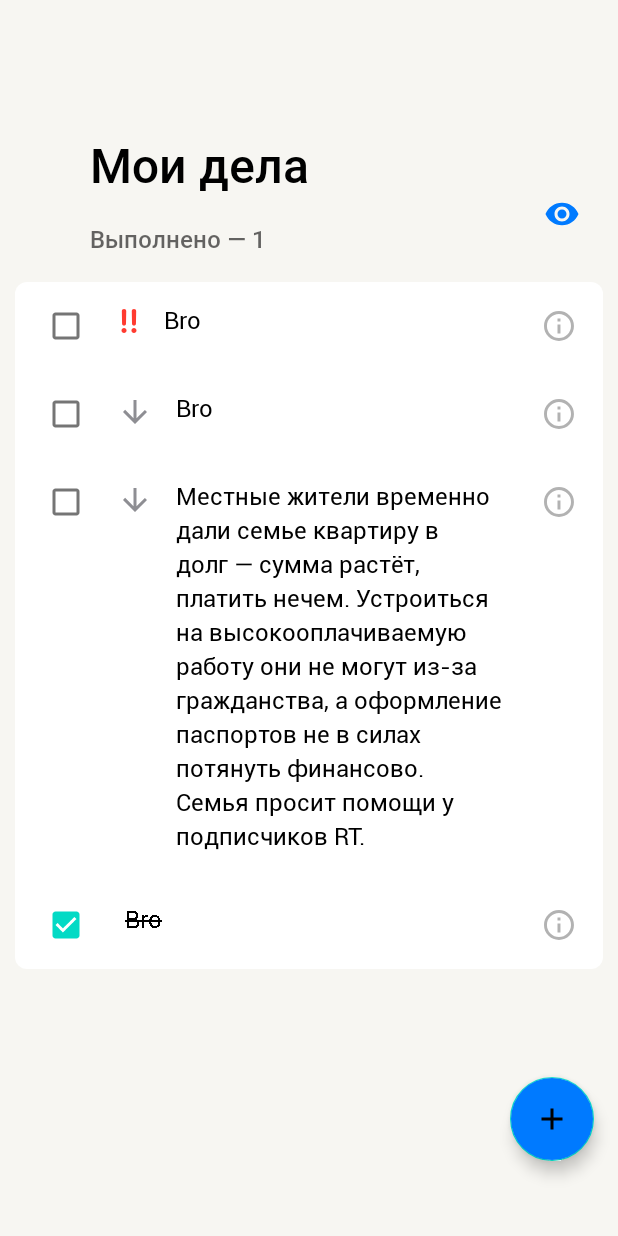
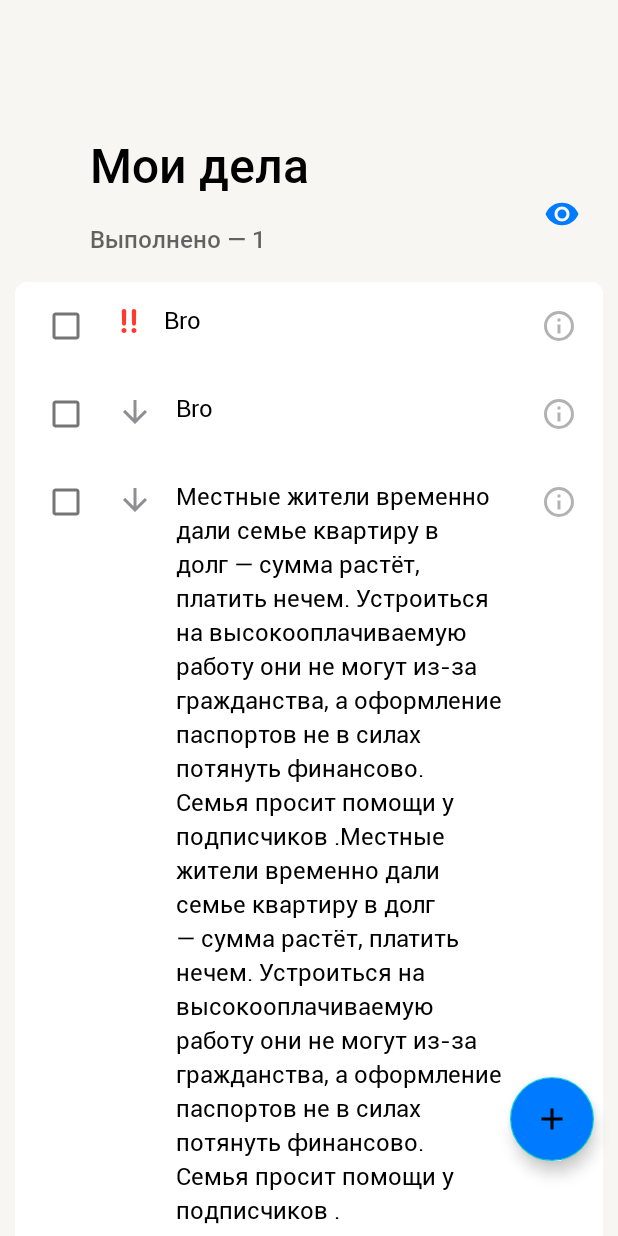
Before and after one commit to Mobile-Developement-School-23/ToDoApp-Solpad, an Android app: the screen it shows after launch (MainActivity), on a phone screen of 412 x 824 dp. Run offline under Robolectric (Android 15) with nearby library versions, the phone set to English and light mode, and no system bars.

```diff
--- a/app/src/main/java/com/example/todoapp/model/TodoItemsRepository.kt
+++ b/app/src/main/java/com/example/todoapp/model/TodoItemsRepository.kt
@@ -7,7 +7,12 @@ class TodoItemsRepository {
             20231106,20231107,1343805819061),
             TodoItem("2","Bro",Importance.LOW,false,
                 20231106,20231107,1343805819061),
-            TodoItem("3","Местные жители временно дали семье квартиру в долг — сумма растёт, платить нечем. Устроиться на высокооплачиваемую работу они не могут из-за гражданства, а оформление паспортов не в силах потянуть финансово. Семья просит помощи у подписчиков RT.",
+            TodoItem("3","Местные жители временно дали семье квартиру в долг — сумма растёт, " +
+                    "платить нечем. Устроиться на высокооплачиваемую работу они не могут из-за гражданства, " +
+                    "а оформление паспортов не в силах потянуть финансово. Семья просит помощи у подписчиков ." +
+                    "Местные жители временно дали семье квартиру в долг — сумма растёт, " +
+                    "платить нечем. Устроиться на высокооплачиваемую работу они не могут из-за гражданства, " +
+                    "а оформление паспортов не в силах потянуть финансово. Семья просит помощи у подписчиков .",
                 Importance.LOW, false,20231106,20231107,1343805819061),
             TodoItem("4","Bro",Importance.ORDINARY,true,
                 20231106,20231107,1343805819061),
```
Also changed, not shown: app/src/main/java/com/example/todoapp/Utils.kt (+10 -2 lines), app/src/main/java/com/example/todoapp/adapter/MainAdapter.kt (+5 -3 lines), app/src/main/java/com/example/todoapp/screens/AddingFragment.kt (+47 -24 lines), app/src/main/res/layout/fragment_adding.xml (+12 -16 lines).
